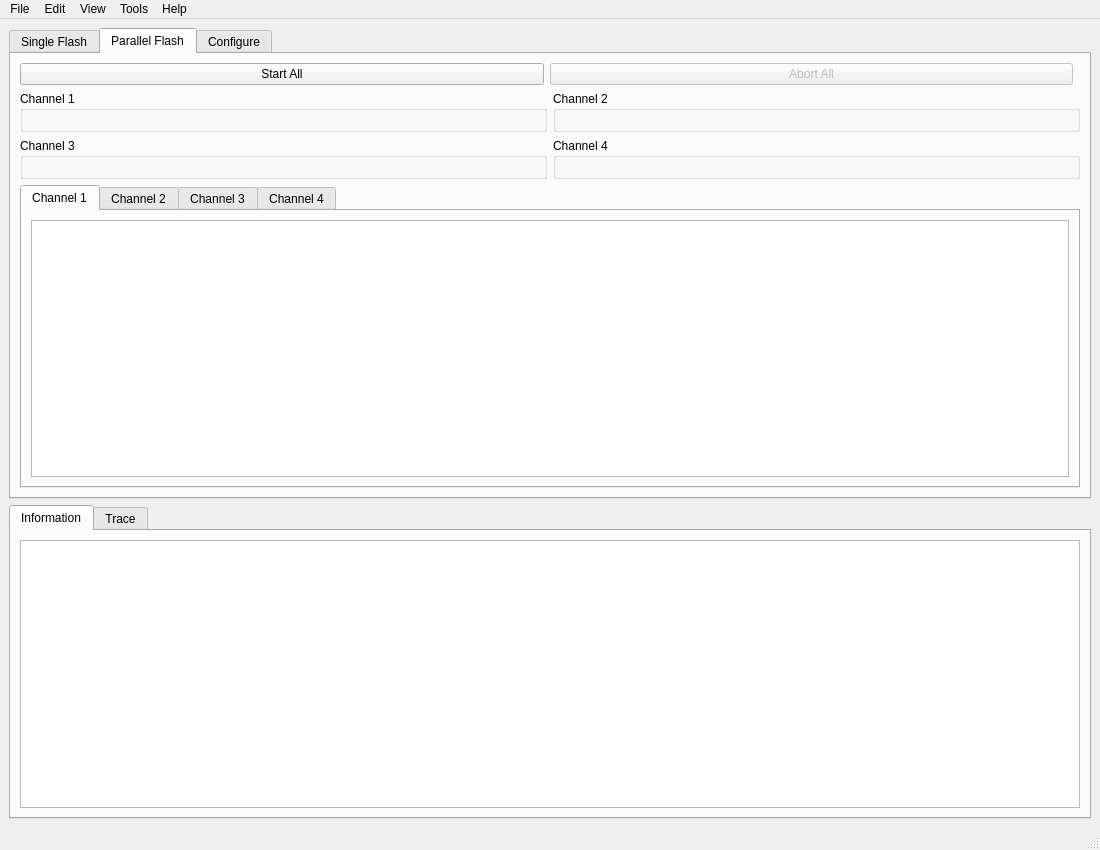
First picture: the form in gui/main_window.ui, repository phuctm012/ECU-Flashing-Tool, before the edit.
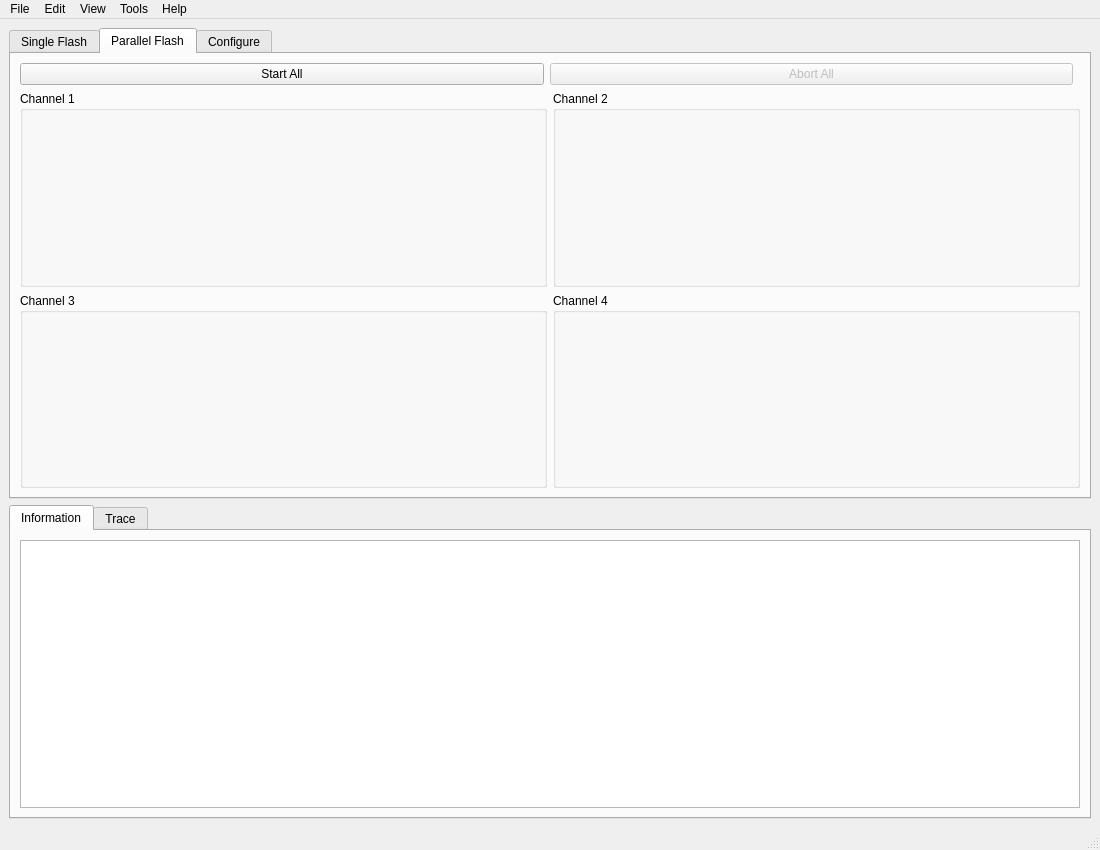
Second picture: the form after the edit. The open tabs and pages were chosen to show the change.

Commit message: Replace Parallel Flash's 4 per-channel log tabs with the shared Information/Trace tabs

Diff of the .ui file:
```diff
--- a/gui/main_window.ui
+++ b/gui/main_window.ui
@@ -286,66 +286,6 @@
            </item>
           </layout>
          </item>
-         <item>
-          <widget class="QTabWidget" name="tabWidgetParallelDetail">
-           <widget class="QWidget" name="tabParallelChannel1Log">
-            <attribute name="title">
-             <string>Channel 1</string>
-            </attribute>
-            <layout class="QVBoxLayout" name="verticalLayout_parallelChannel1Log">
-             <item>
-              <widget class="QTextEdit" name="textEditParallelChannel1Log">
-               <property name="readOnly">
-                <bool>true</bool>
-               </property>
-              </widget>
-             </item>
-            </layout>
-           </widget>
-           <widget class="QWidget" name="tabParallelChannel2Log">
-            <attribute name="title">
-             <string>Channel 2</string>
-            </attribute>
-            <layout class="QVBoxLayout" name="verticalLayout_parallelChannel2Log">
-             <item>
-              <widget class="QTextEdit" name="textEditParallelChannel2Log">
-               <property name="readOnly">
-                <bool>true</bool>
-               </property>
-              </widget>
-             </item>
-            </layout>
-           </widget>
-           <widget class="QWidget" name="tabParallelChannel3Log">
-            <attribute name="title">
-             <string>Channel 3</string>
-            </attribute>
-            <layout class="QVBoxLayout" name="verticalLayout_parallelChannel3Log">
-             <item>
-              <widget class="QTextEdit" name="textEditParallelChannel3Log">
-               <property name="readOnly">
-                <bool>true</bool>
-               </property>
-              </widget>
-             </item>
-            </layout>
-           </widget>
-           <widget class="QWidget" name="tabParallelChannel4Log">
-            <attribute name="title">
-             <string>Channel 4</string>
-            </attribute>
-            <layout class="QVBoxLayout" name="verticalLayout_parallelChannel4Log">
-             <item>
-              <widget class="QTextEdit" name="textEditParallelChannel4Log">
-               <property name="readOnly">
-                <bool>true</bool>
-               </property>
-              </widget>
-             </item>
-            </layout>
-           </widget>
-          </widget>
-         </item>
         </layout>
        </widget>
        <widget class="QWidget" name="configureTab">
```
The commit also changes 5 other files.
